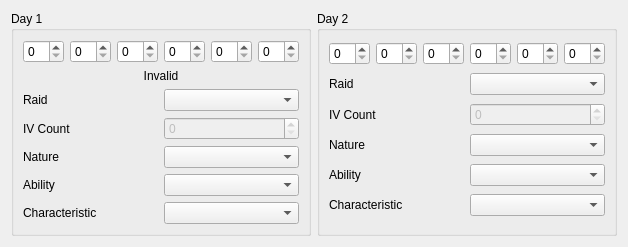
Admiral-Fish/RaidFinder, file Forms/Util/RaidInfo12.ui: the form before one commit.
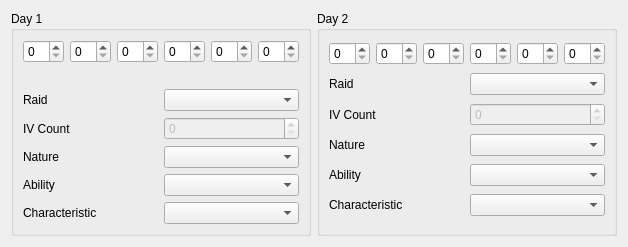
The form after the commit.

```diff
--- a/Forms/Util/RaidInfo12.ui
+++ b/Forms/Util/RaidInfo12.ui
@@ -7,7 +7,7 @@
     <x>0</x>
     <y>0</y>
     <width>596</width>
-    <height>223</height>
+    <height>244</height>
    </rect>
   </property>
   <property name="windowTitle">
@@ -128,9 +128,6 @@
       </item>
       <item row="1" column="0" colspan="2">
        <widget class="QLabel" name="labelCheck">
-        <property name="text">
-         <string>Invalid</string>
-        </property>
         <property name="alignment">
          <set>Qt::AlignCenter</set>
         </property>
```
